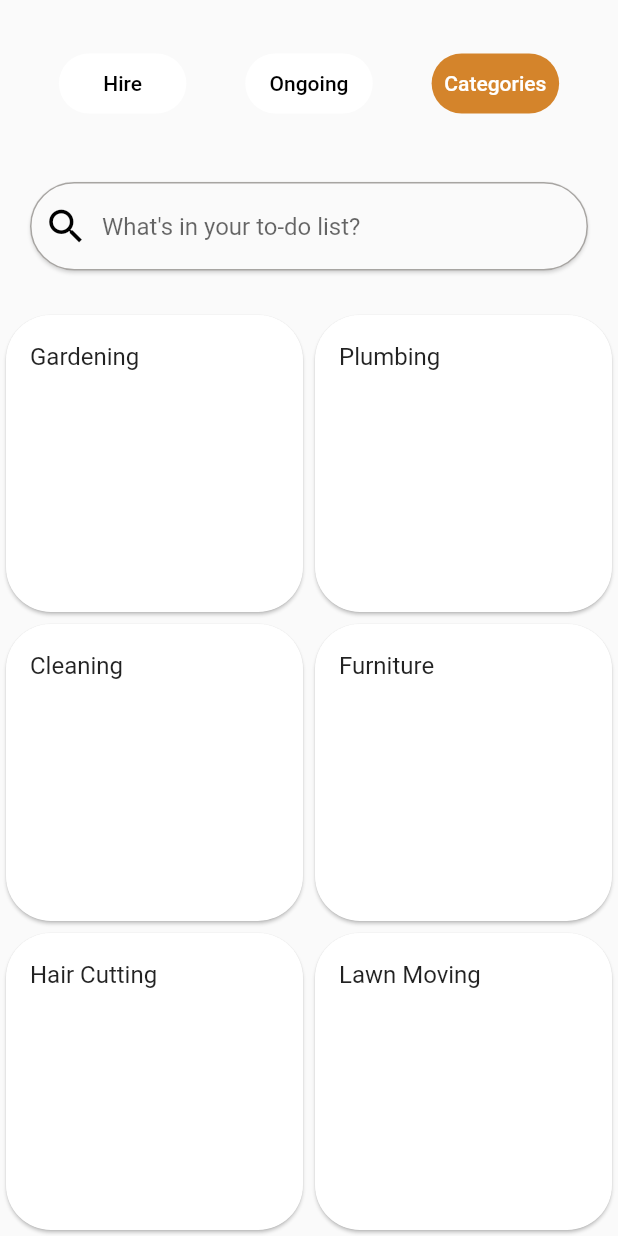
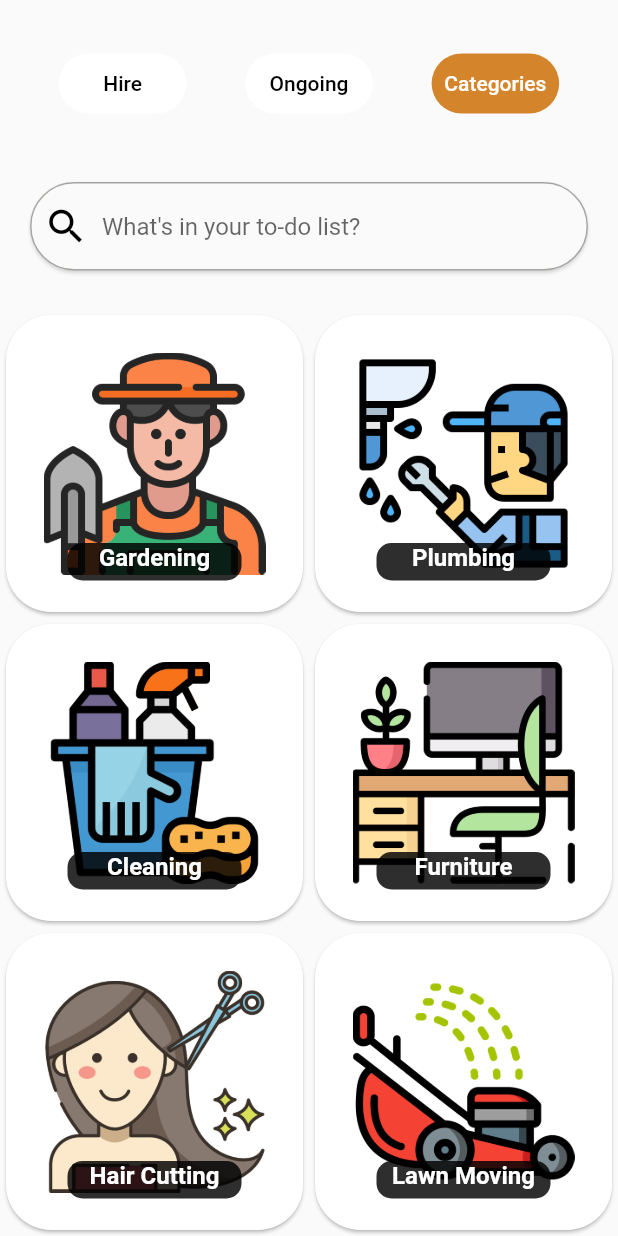
Before and after one commit to malindupasan/HirePro, a Flutter app: the CategoryScreen screen opened by its route, on a phone screen of 412 x 824 dp. Run offline on Flutter 3.47's test engine with Material 2 defaults, Android fonts, the phone set to English and light mode, and no system bars; our stand-ins replace card_swiper, file_picker, flutter_rating_bar, font_awesome_flutter, image_cropper, image_picker and 5 more; missing offline and left inert: emailjs, flutter_gif; accounts and stored records are empty.

Commit message:
category screen images added

```diff
--- a/frontend/hire_pro/lib/screens/categoryScreen.dart
+++ b/frontend/hire_pro/lib/screens/categoryScreen.dart
@@ -15,16 +15,31 @@ class CategoryScreen extends StatefulWidget {
 }
 
 class _CategoryScreenState extends State<CategoryScreen> {
-  List _categories = [
-    'Gardening',
-    'Plumbing',
-    'Cleaning',
-    'Furniture',
-    'Hair Cutting',
-    'Lawn Moving',
-    'Painting'
+  List<Map<String, String>> _categories = [
+    {
+      'Gardening': 'images/gardener.png',
+    },
+    {
+      'Plumbing': 'images/plumber.png',
+    },
+    {
+      'Cleaning': 'images/cleaning.png',
+    },
+    {
+      'Furniture': 'images/workspace.png',
+    },
+    {
+      'Hair Cutting': 'images/hair-cut.png',
+    },
+    {
+      'Lawn Moving': 'images/lawn-mower.png',
+    },
+    {
+      'Painting': 'images/painting.png',
+    },
   ];
-  List _filteredItems = [];
+
+  List<Map<String, String>> _filteredItems = [];
 
   @override
   void initState() {
@@ -34,13 +49,13 @@ class _CategoryScreenState extends State<CategoryScreen> {
   }
 
   void _filterItems(String searchText) {
-    List results = [];
+    List<Map<String, String>> results = [];
     if (searchText.isEmpty) {
       results = _categories;
     } else {
       results = _categories
-          .where(
-              (item) => item.toLowerCase().contains(searchText.toLowerCase()))
+          .where((item) =>
+              item.keys.first.toLowerCase().contains(searchText.toLowerCase()))
           .toList();
     }
     setState(() {
@@ -111,11 +126,37 @@ class _CategoryScreenState extends State<CategoryScreen> {
                   return Card(
                     shape: RoundedRectangleBorder(
                         borderRadius: BorderRadius.circular(30)),
-                    child: ListTile(
-                      title: Text(category),
-                      onTap: () {
-                        Navigator.pushNamed(context, '/job_request');
-                      },
+                    child: Padding(
+                      padding: const EdgeInsets.all(25.0),
+                      child: Container(
+                        decoration: BoxDecoration(
+                            image: DecorationImage(
+                                image:
+                                    AssetImage(category.values.elementAt(0)))),
+                        child: ListTile(
+                          title: Column(
+                            mainAxisAlignment: MainAxisAlignment.end,
+                            children: [
+                              Container(
+                                decoration: BoxDecoration(
+                                  borderRadius: BorderRadius.circular(10),
+                                  color: Color.fromARGB(209, 0, 0, 0),
+                                ),
+                                width: double.infinity,
+                                height: 25,
+                                child: Text(category.keys.first,
+                                    textAlign: TextAlign.center,
+                                    style: TextStyle(
+                                        color: Colors.white,
+                                        fontWeight: FontWeight.w600)),
+                              ),
+                            ],
+                          ),
+                          onTap: () {
+                            Navigator.pushNamed(context, '/job_request');
+                          },
+                        ),
+                      ),
                     ),
                   );
                 }).toList(),
```
Also changed, not shown: frontend/hire_pro/images/cleaning.png (added), frontend/hire_pro/images/gardener.png (added), frontend/hire_pro/images/hair-cut.png (added), frontend/hire_pro/images/lawn-mower.png (added), frontend/hire_pro/images/painting.png (added), frontend/hire_pro/images/plumber.png (added), frontend/hire_pro/images/workspace.png (added).
